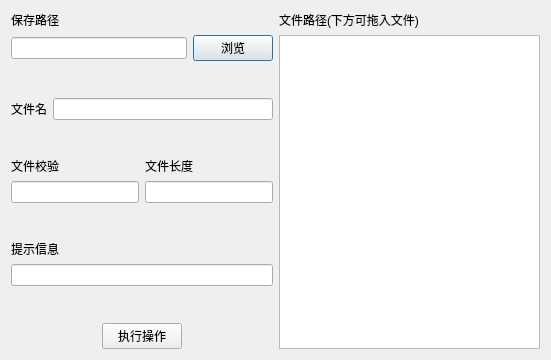
The window that ui/main_drop.ui (ArtisticZhao/hcr_file_assistor) describes before a commit, drawn with Qt 5.
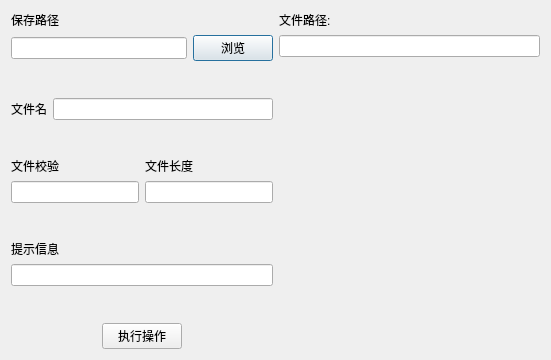
The same window after the commit.

Commit message: 完成了拖拽功能, 文件校验功能完成

```diff
--- a/ui/main_drop.ui
+++ b/ui/main_drop.ui
@@ -189,16 +189,25 @@
      <item>
       <widget class="QLabel" name="label">
        <property name="text">
-        <string>文件路径(下方可拖入文件)</string>
+        <string>文件路径:</string>
        </property>
       </widget>
      </item>
      <item>
-      <widget class="QTextEdit" name="te_drop_area">
-       <property name="readOnly">
-        <bool>false</bool>
+      <widget class="QLineEdit" name="le_filepath"/>
+     </item>
+     <item>
+      <spacer name="verticalSpacer_5">
+       <property name="orientation">
+        <enum>Qt::Vertical</enum>
        </property>
-      </widget>
+       <property name="sizeHint" stdset="0">
+        <size>
+         <width>20</width>
+         <height>40</height>
+        </size>
+       </property>
+      </spacer>
      </item>
     </layout>
    </item>
```
Left out of the diff: 2 changed lines with no effect on the pictures. The commit also changes 4 other files.
